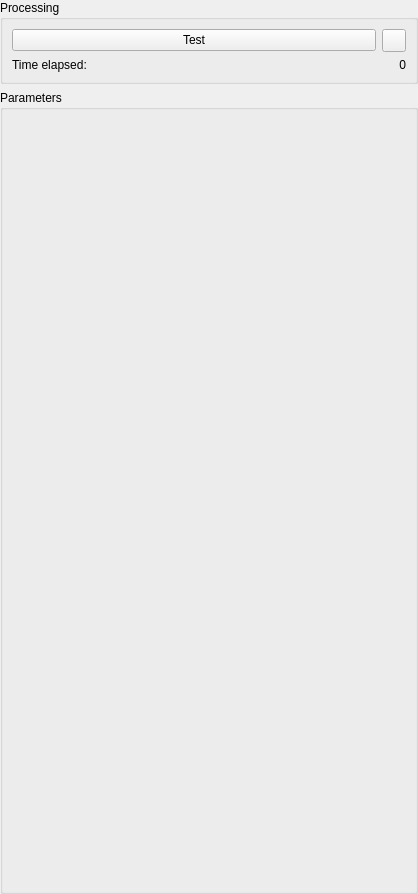
This is AcfSln/Include/iqtipr/CMultiLineSupplierGuiComp.ui in ImagingTools/AcfPublic as Qt 5 draws it before an edit. The edited form follows.
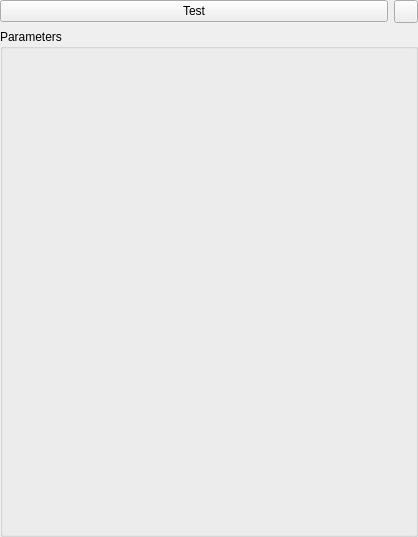
This is the edited form. Icons and pictures are not drawn.

What changed in the file:
```diff
--- a/AcfSln/Include/iqtipr/CMultiLineSupplierGuiComp.ui
+++ b/AcfSln/Include/iqtipr/CMultiLineSupplierGuiComp.ui
@@ -7,28 +7,16 @@
     <x>0</x>
     <y>0</y>
     <width>418</width>
-    <height>894</height>
+    <height>537</height>
    </rect>
   </property>
   <property name="windowTitle">
    <string>Form</string>
   </property>
-  <layout class="QVBoxLayout" name="verticalLayout_2">
+  <layout class="QGridLayout" name="gridLayout">
    <property name="margin">
     <number>0</number>
    </property>
-   <item>
-    <widget class="QGroupBox" name="groupBox">
-     <property name="sizePolicy">
-      <sizepolicy hsizetype="Preferred" vsizetype="Maximum">
-       <horstretch>0</horstretch>
-       <verstretch>0</verstretch>
-      </sizepolicy>
-     </property>
-     <property name="title">
-      <string>Processing</string>
-     </property>
-     <layout class="QGridLayout" name="gridLayout">
       <item row="0" column="0">
        <widget class="QPushButton" name="TestButton">
         <property name="sizePolicy">
@@ -63,42 +51,6 @@
        </widget>
       </item>
       <item row="1" column="0" colspan="2">
-       <layout class="QHBoxLayout" name="horizontalLayout">
-        <item>
-         <widget class="QLabel" name="label">
-          <property name="sizePolicy">
-           <sizepolicy hsizetype="Minimum" vsizetype="Preferred">
-            <horstretch>0</horstretch>
-            <verstretch>0</verstretch>
-           </sizepolicy>
-          </property>
-          <property name="text">
-           <string>Time elapsed:</string>
-          </property>
-         </widget>
-        </item>
-        <item>
-         <widget class="QLabel" name="TimeLabel">
-          <property name="maximumSize">
-           <size>
-            <width>100</width>
-            <height>16777215</height>
-           </size>
-          </property>
-          <property name="text">
-           <string>0</string>
-          </property>
-          <property name="alignment">
-           <set>Qt::AlignRight|Qt::AlignTrailing|Qt::AlignVCenter</set>
-          </property>
-         </widget>
-        </item>
-       </layout>
-      </item>
-     </layout>
-    </widget>
-   </item>
-   <item>
     <widget class="QGroupBox" name="ParamsGB">
      <property name="title">
       <string>Parameters</string>
```
Lines whose indentation alone changed are shown as unchanged.
